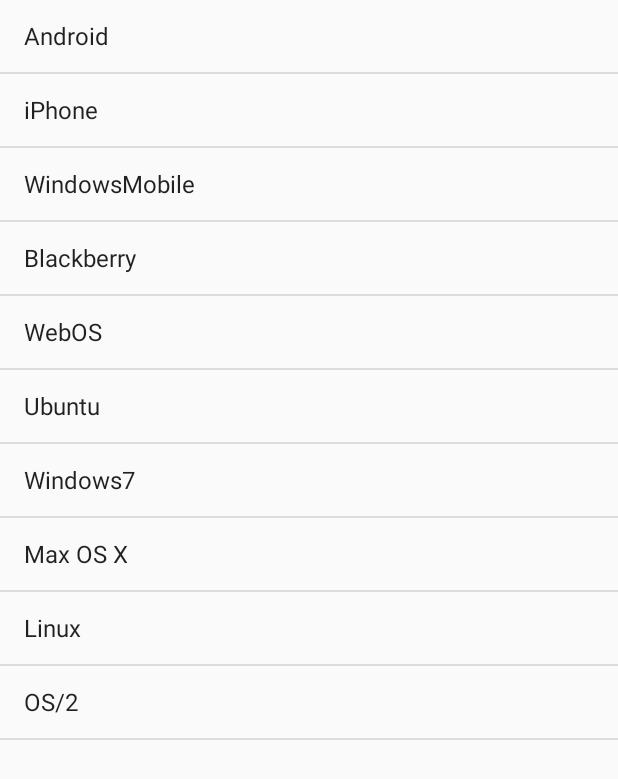
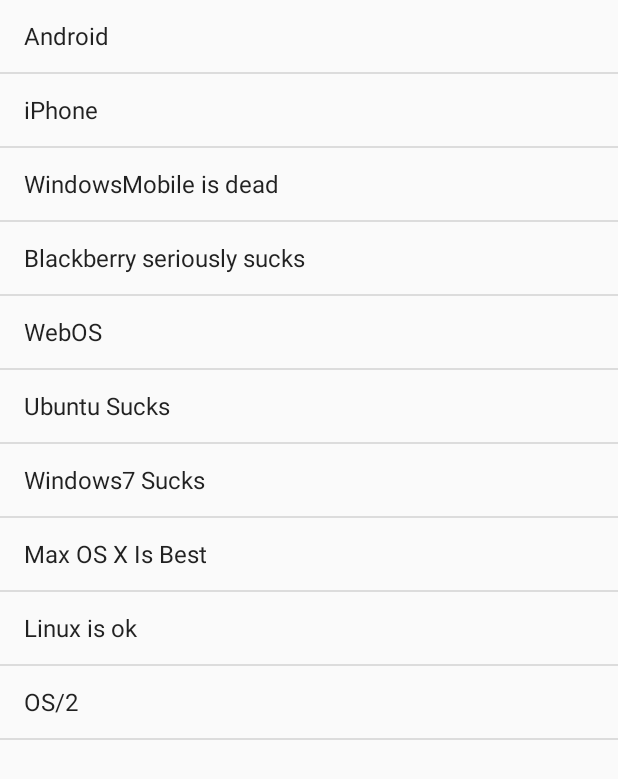
Before and after one commit to jgrahamm1/Hackdayii, an Android app: the ContactsActivity screen opened directly, with no data from a screen before it, after a tap on "Android", on a phone screen of 412 x 824 dp. Shown: the top 779 px of the screen. Run offline under Robolectric (Android 15) with nearby library versions, the phone set to English and light mode, and no system bars.

Commit message:
basic framework -v0.0.2

```diff
--- a/app/src/main/java/hd/hackdayii/ContactsActivity.java
+++ b/app/src/main/java/hd/hackdayii/ContactsActivity.java
@@ -3,7 +3,10 @@ package hd.hackdayii;
 import android.app.ListActivity;
 import android.os.Bundle;
 import android.support.v7.app.AppCompatActivity;
+import android.view.View;
 import android.widget.ArrayAdapter;
+import android.widget.ListView;
+import android.widget.Toast;
 
 /**
  * Created by jgraham on 4/8/17.
@@ -12,11 +15,17 @@ import android.widget.ArrayAdapter;
 public class ContactsActivity extends ListActivity {
     public void onCreate(Bundle icicle) {
         super.onCreate(icicle);
-        String[] values = new String[] { "Android", "iPhone", "WindowsMobile",
-                "Blackberry", "WebOS", "Ubuntu", "Windows7", "Max OS X",
-                "Linux", "OS/2" };
+        String[] values = new String[] { "Android", "iPhone", "WindowsMobile is dead",
+                "Blackberry seriously sucks", "WebOS", "Ubuntu Sucks", "Windows7 Sucks", "Max OS X Is Best",
+                "Linux is ok", "OS/2" };
         ArrayAdapter<String> adapter = new ArrayAdapter<String>(this,
                 android.R.layout.simple_list_item_1, values);
         setListAdapter(adapter);
     }
+
+    @Override
+    protected void onListItemClick(ListView l, View v, int position, long id) {
+        String item = (String) getListAdapter().getItem(position);
+        Toast.makeText(this, item + " selected", Toast.LENGTH_LONG).show();
+    }
 }
--- /dev/null
+++ b/app/src/main/java/hd/hackdayii/LstAdapter.java
@@ -0,0 +1,8 @@
+package hd.hackdayii;
+
+/**
+ * Created by jgraham on 4/8/17.
+ */
+
+public class LstAdapter {
+}
```
